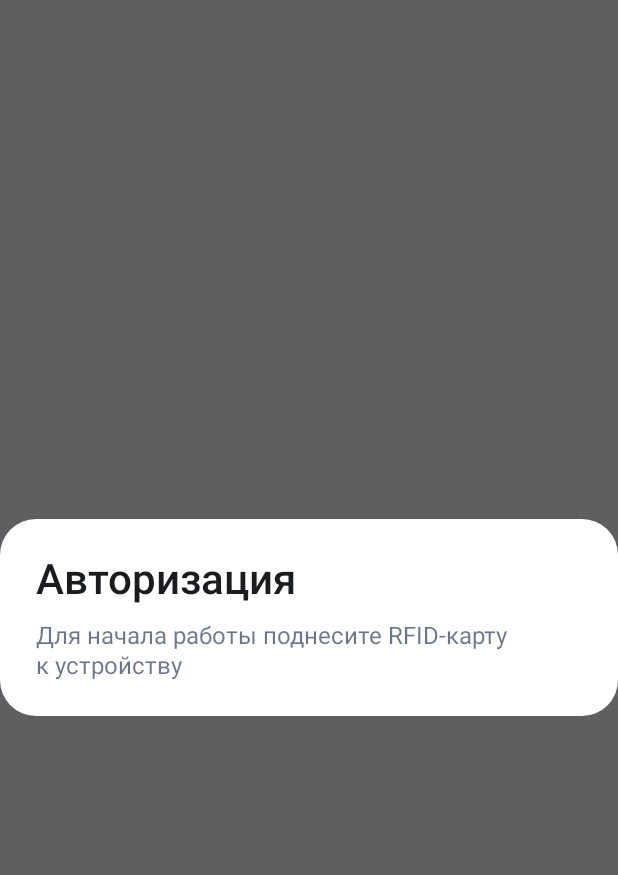
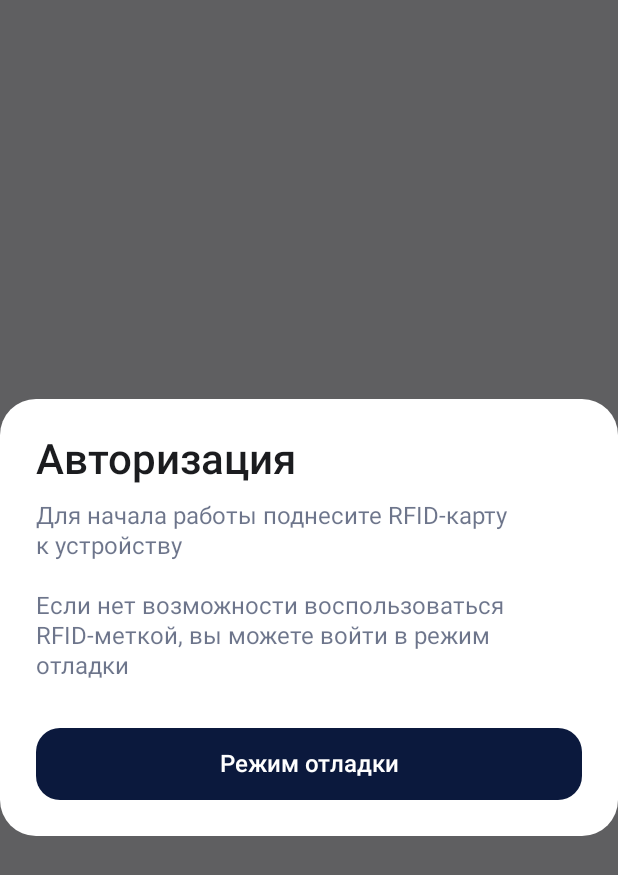
Before and after one commit to MaksimZotov/FarmHub, an Android app built with Jetpack Compose: the screen it shows after launch (AuthActivity), on a phone screen of 412 x 824 dp. Shown: the top 875 px of the screen. Run offline under Robolectric (Android 15) with nearby library versions, the light colour scheme and no system bars; our stand-ins replace Dagger/Hilt's generated code, Timber.

Commit message:
Add debug mode

```diff
--- a/app/src/main/java/ru/rshbdigital/farmhub/main/AuthActivity.kt
+++ b/app/src/main/java/ru/rshbdigital/farmhub/main/AuthActivity.kt
@@ -66,9 +66,16 @@ class AuthActivity : ComponentActivity() {
                         AlertDialog(
                             dialog = AlertDialogItem(
                                 title = TextItem.Simple("Авторизация"),
-                                message = TextItem.Simple("Для начала работы поднесите RFID-карту к устройству"),
-                                isDismissable = false,
+                                message = TextItem.Simple(
+                                    "Для начала работы поднесите RFID-карту к устройству\n\n" +
+                                            "Если нет возможности воспользоваться RFID-меткой, вы можете войти в режим отладки"
+                                ),
+                                primaryButtonText = TextItem.Simple("Режим отладки"),
+                                isDismissable = false
                             ),
+                            primaryButtonClick = {
+                                handleTagScanned("04:25:58:ba:86:3f:80")
+                            }
                         )
                     }
                 }
```
